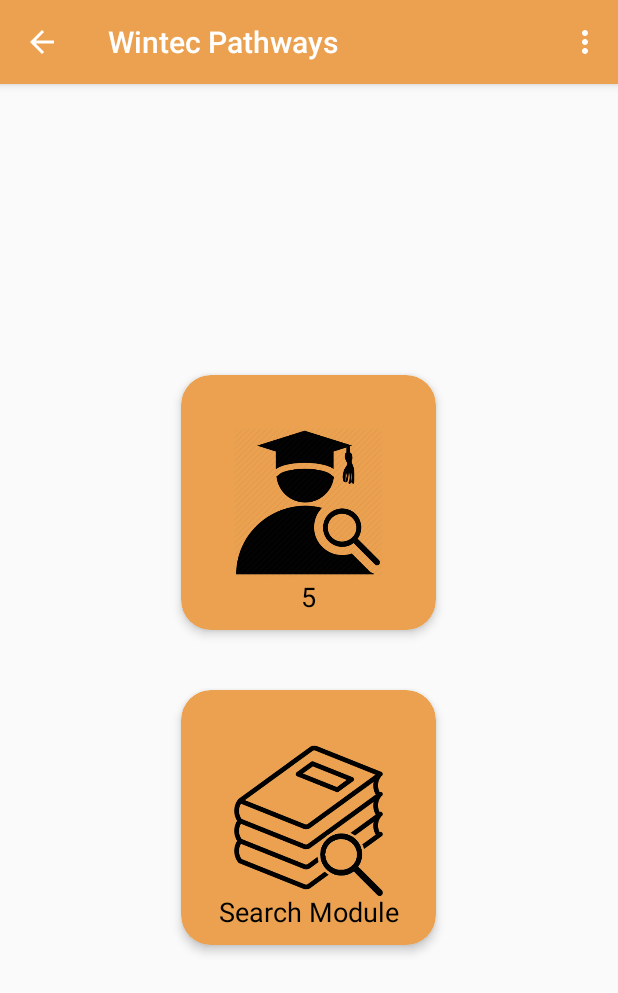
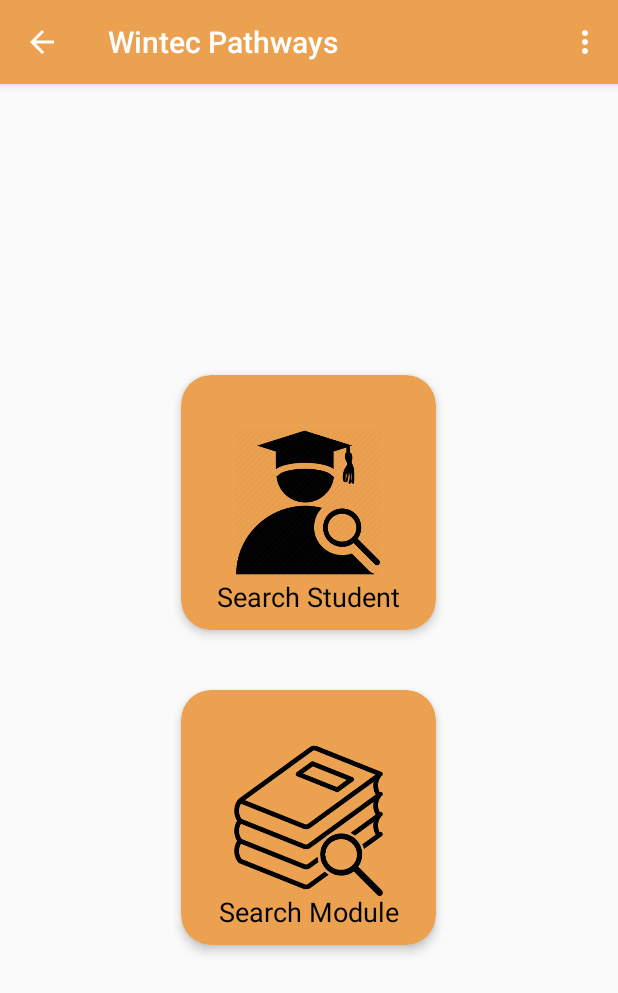
Before and after one commit to jonnydevop/WintecPathways, an Android app: the StaffActivity screen opened directly, with no data from a screen before it, in the options menu, after a tap on "Import data", on a phone screen of 412 x 824 dp. Shown: the top 993 px of the screen. Run offline under Robolectric (Android 15) with nearby library versions, the phone set to English and light mode, and no system bars.

Commit message:
Updates on StaffActivity files

```diff
--- a/app/src/main/java/com/gogoteam/wintecpathways/StaffActivity.java
+++ b/app/src/main/java/com/gogoteam/wintecpathways/StaffActivity.java
@@ -5,6 +5,7 @@ import android.content.DialogInterface;
 import android.content.Intent;
 import android.content.SharedPreferences;
 import android.os.Bundle;
+import android.os.Environment;
 import android.support.v7.app.ActionBar;
 import android.support.v7.app.AlertDialog;
 import android.support.v7.app.AppCompatActivity;
@@ -13,6 +14,13 @@ import android.view.Menu;
 import android.view.MenuItem;
 import android.view.View;
 import android.widget.TextView;
+import android.widget.Toast;
+
+import java.io.BufferedWriter;
+import java.io.File;
+import java.io.FileOutputStream;
+import java.io.OutputStream;
+import java.io.OutputStreamWriter;
 
 
 public class StaffActivity extends AppCompatActivity {
@@ -61,15 +69,30 @@ public class StaffActivity extends AppCompatActivity {
                 overridePendingTransition(R.anim.slide_in_left, R.anim.slide_out_right);
                 return true;
             case R.id.importitem:
-                a = dbHandler.loadData();
-                TextView buckysText1 = (TextView)findViewById(R.id.studentSearchText);
-                buckysText1.setText(String.valueOf(a));
+                dbHandler.loadData();
+                //TextView buckysText1 = (TextView)findViewById(R.id.studentSearchText);
+                //buckysText1.setText(String.valueOf(a));
+                Toast.makeText(this,"Data load completed!",Toast.LENGTH_LONG).show();
                 return true;
             case R.id.exportitem:
                 /*
-                a = dbHandler.loadData();
-                TextView buckysText1 = (TextView)findViewById(R.id.studentSearchText);
-                buckysText1.setText(String.valueOf(a));
+                String state = Environment.getExternalStorageState();
+                //When External Storage is available
+                if(state.equals(Environment.MEDIA_MOUNTED)) {
+                    File sdCard = Environment.getExternalStorageDirectory();
+                    File file = new File(sdCard,"export.txt");
+
+                    try {
+                        FileOutputStream outputStream = new FileOutputStream(file);//打开文件输出流
+                        BufferedWriter writer = new BufferedWriter(new OutputStreamWriter(outputStream));//写入到缓存流
+                        writer.write("data here");//从从缓存流写入
+                        writer.close();//关闭流
+                        Toast.makeText(this, "Sucess!", Toast.LENGTH_SHORT).show();
+                    }
+                    catch(Exception exception) {
+                        Toast.makeText(this, "failed!"+exception.getMessage(), Toast.LENGTH_LONG).show();
+                    }
+                }
                 */
                 return true;
         }
--- a/app/src/main/res/menu/staff_menu.xml
+++ b/app/src/main/res/menu/staff_menu.xml
@@ -5,7 +5,6 @@
 
     <item
         android:id="@+id/importitem"
-        android:onClick="loadData"
         android:orderInCategory="1"
         android:title="Import data"
         app:showAsAction="never" />
```
Also changed, not shown: app/src/main/AndroidManifest.xml (+4 -11 lines).
